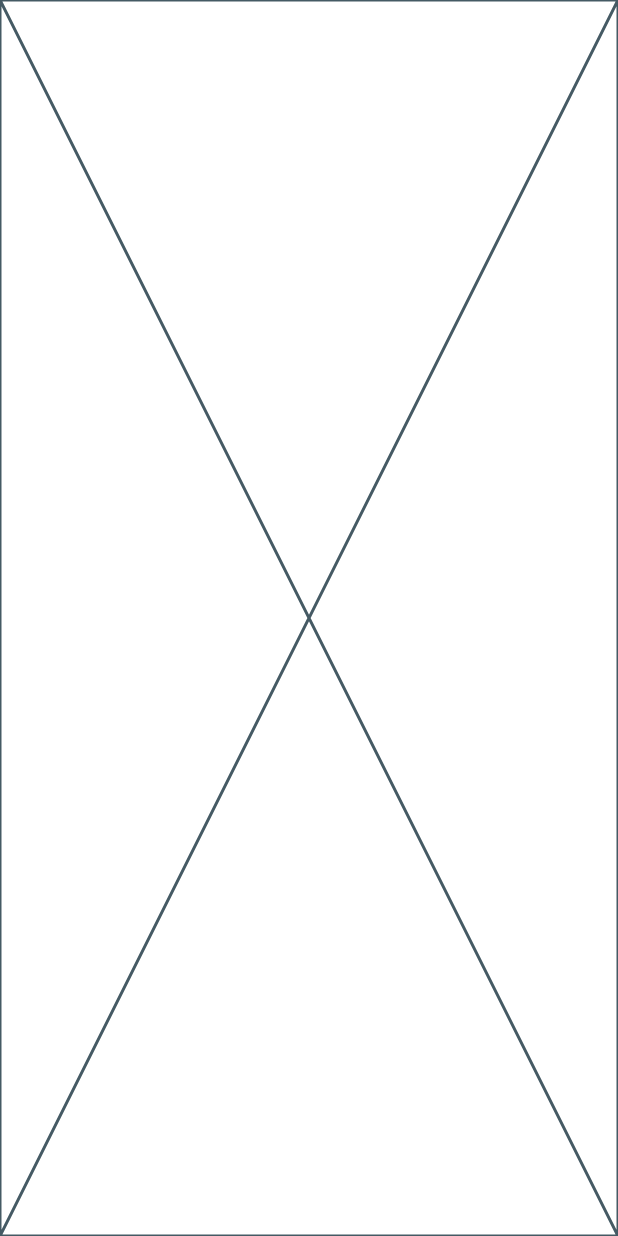
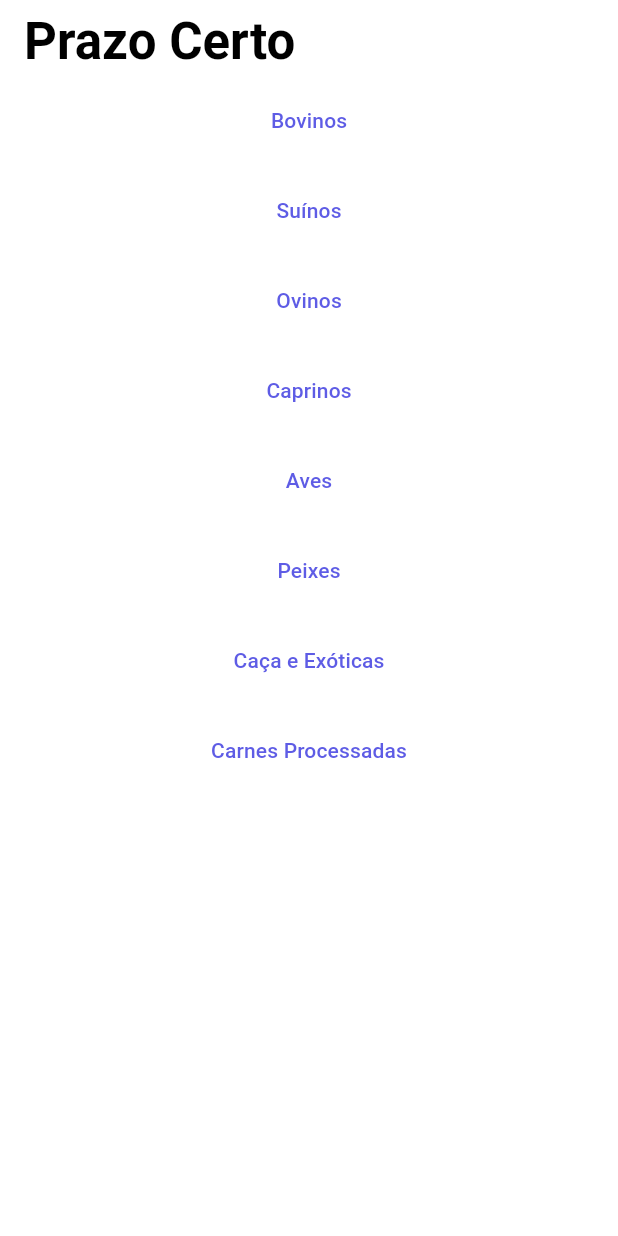
Before and after one commit to julianasalafia/prazo_certo, a Flutter app: the screen it shows after launch, on a phone screen of 412 x 824 dp. Run offline on Flutter 3.47's test engine with Material 3 defaults, Android fonts, the phone set to English and light mode, and no system bars.

Commit message:
feat: update theme colors, add CategoryInformationView, and enhance HomeView navigation

```diff
--- a/lib/app/core/styles/theme.dart
+++ b/lib/app/core/styles/theme.dart
@@ -40,7 +40,7 @@ class PCTheme {
     ),
     textTheme: const TextTheme(
       titleLarge: TextStyle(
-        color: Colors.white,
+        color: Colors.black,
         fontSize: 34,
         fontWeight: FontWeight.w700,
         height: 1.2,
@@ -51,10 +51,10 @@ class PCTheme {
         fontSize: 22,
         fontWeight: FontWeight.w500,
         height: 1.2,
-        decorationColor: Colors.white,
+        decorationColor: Colors.black12,
       ),
       bodyMedium: TextStyle(
-        color: Colors.white,
+        color: Colors.black,
         fontSize: 16,
         fontWeight: FontWeight.w400,
         height: 1.5,
--- a/lib/app/feature/pages/home_view.dart
+++ b/lib/app/feature/pages/home_view.dart
@@ -1,12 +1,50 @@
 import 'package:flutter/material.dart';
+import 'package:prazo_certo/app/feature/pages/category_information_view.dart';
 
 class HomeView extends StatelessWidget {
-  const HomeView({
+  final categories = [
+    'Bovinos',
+    'Suínos',
+    'Ovinos',
+    'Caprinos',
+    'Aves',
+    'Peixes',
+    'Caça e Exóticas',
+    'Carnes Processadas',
+  ];
+
+  HomeView({
     super.key,
   });
 
   @override
   Widget build(BuildContext context) {
-    return const Placeholder();
+    return Scaffold(
+      backgroundColor: Colors.white,
+      appBar: AppBar(
+        title: const Text('Prazo Certo'),
+      ),
+      body: ListView.separated(
+        shrinkWrap: true,
+        itemCount: categories.length,
+        itemBuilder: (context, index) {
+          return TextButton(
+            onPressed: () {
+              Navigator.push(context, MaterialPageRoute(builder: (context) {
+                return CategoryInformationView(
+                  category: categories[index],
+                );
+              }));
+            },
+            child: Text(
+              categories[index],
+            ),
+          );
+        },
+        separatorBuilder: (context, index) {
+          return const SizedBox(height: 12);
+        },
+      ),
+    );
   }
 }
--- a/lib/main.dart
+++ b/lib/main.dart
@@ -1,6 +1,6 @@
 import 'package:flutter/material.dart';
+import 'package:prazo_certo/app/core/styles/theme.dart';
 import 'package:prazo_certo/app/feature/pages/home_view.dart';
-import 'package:prazo_certo/app/core/styles/theme.dart';
 
 void main() {
   runApp(const MyApp());
@@ -16,7 +16,7 @@
     return MaterialApp(
       title: 'Prazo Certo',
       theme: PCTheme.theme,
-      home: const HomeView(),
+      home: HomeView(),
     );
   }
 }
```
Also changed, not shown: lib/app/feature/pages/category_information_view.dart (added, +31 -0 lines).
